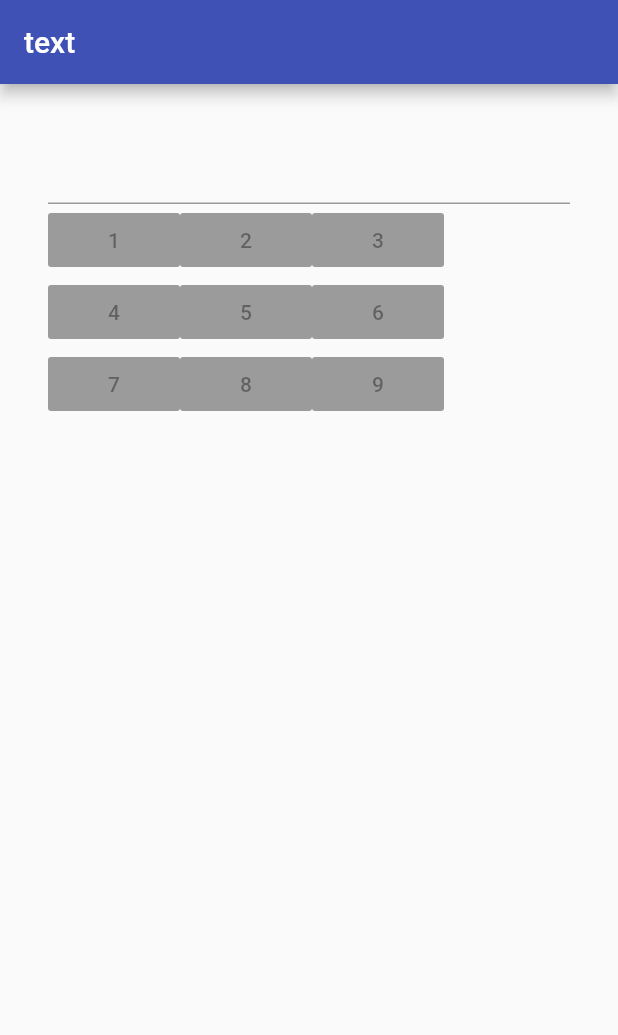
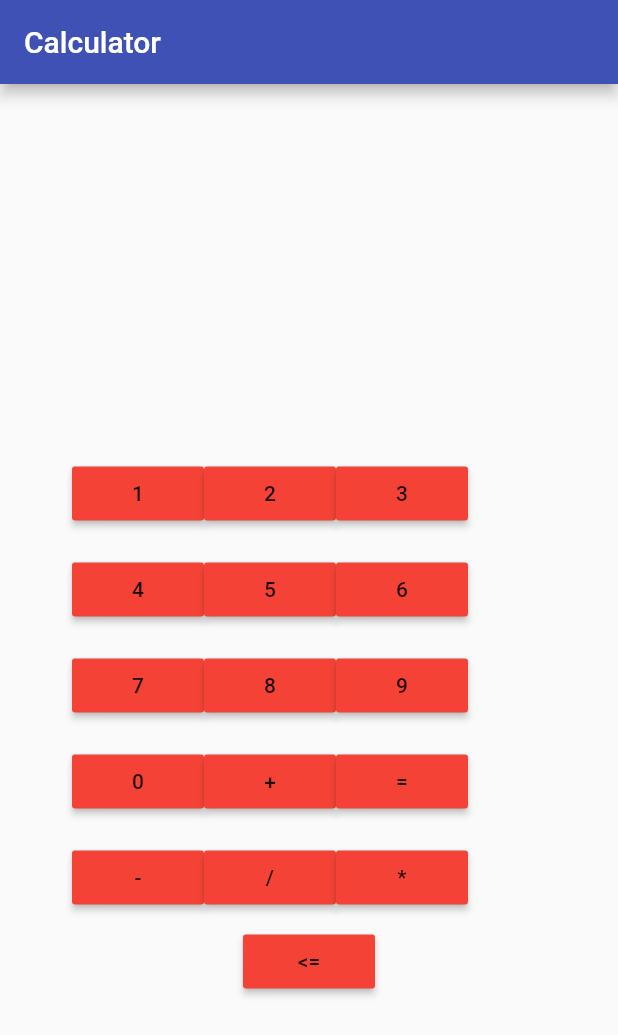
Before and after one commit to rj33536/Calculator, a Flutter app: the screen it shows after launch, on a phone screen of 412 x 824 dp. Shown: the top 1035 px of the screen. Run offline on Flutter 3.47's test engine with Material 2 defaults, Android fonts, the phone set to English and light mode, and no system bars.

Commit message:
added some basic calculator functionality.there are some bugs to fix

```diff
--- a/lib/main.dart
+++ b/lib/main.dart
@@ -22,79 +22,213 @@ class MyHomePage extends StatefulWidget {
 }
 
 class _MyHomePageState extends State<MyHomePage> {
+
+  String num1='';
+  String num2= '';
+  String sudoOutput='';
+  String output='';
+  String expression='';
+  bool isSecondNum=false;
+  void onNumberPressed(String c){
+    setState(() {
+          if(isSecondNum)
+          {
+           num2=num2+c;
+           output=num2;
+          }
+          else{
+            num1+=c;
+            output=num1;
+          }
+        });
+  }
+  void onExpressionPressed(String c){
+    isSecondNum=true;
+    expression=c;
+    sudoOutput=num1+expression;
+  }
+  void calculateOutput(){
+    //here will be the main logic for calculator
+    double out;
+    if(expression=='+')
+    out= double.parse(num1)+double.parse(num2);
+    if(expression=='-')
+    out= double.parse(num1)-double.parse(num2);
+    if(expression=='/')
+    out= double.parse(num1) / double.parse(num2);
+    if(expression=='*')
+    out= double.parse(num1)+double.parse(num2);
+    output='$out';
+    print(output);
+  }
+
+  void onDelete(){
+    if(isSecondNum)
+    num2 = num2.substring(0,num2.length-1);
+    else
+    num1 = num1.substring(0,num2.length-1);
+  }
   @override
   Widget build(BuildContext context) {
     return Scaffold(
       appBar: AppBar(
-        title: Text('text'),
+        title: Text('Calculator'),
       ),
       body: Container(
         padding: EdgeInsets.all(32.0),
         child: Center(
-          child: Column(
+          child: Container(
+            padding : EdgeInsets.all(8.0),
+            child:Column(
+              mainAxisAlignment: MainAxisAlignment.center,
             children: <Widget>[
-              new TextField(
-               keyboardType: TextInputType.number,
+              new Text(sudoOutput,
+             maxLines: 1,
+             style: new TextStyle(
+               fontSize: 25.0,
+             ),
               ),
-              new Row(
+              new Text(output,
+             maxLines: 1,
+             style: new TextStyle(
+               fontSize: 45.0,
+             ),
+              ),
+              new Container(
+                padding: EdgeInsets.all(8.0),
+                child: new Row(
                children: <Widget>[
                  new RaisedButton(
-                   onPressed: null,
+                   onPressed: ()=>onNumberPressed('1'),
                    child: new Text('1'),
                    color: Colors.red,
+                   padding: EdgeInsets.all(8.0),
+
                  ),
                  new RaisedButton(
-                   onPressed: null,
+                   onPressed: ()=>onNumberPressed('2'),
                    child: new Text('2'),
                    color: Colors.red,
+                   padding: EdgeInsets.all(8.0),
                  ),
                  new RaisedButton(
-                   onPressed: null,
+                   onPressed: ()=>onNumberPressed('3'),
                    child: new Text('3'),
                    color: Colors.red,
+                   padding: EdgeInsets.all(8.0),
                  ),
                ],
               ),
-              new Row(
+              ),
+              new Container(
+               padding: EdgeInsets.all(8.0),
+               child: new Row(
                children: <Widget>[
                  new RaisedButton(
-                   onPressed: null,
+                   onPressed: ()=>onNumberPressed('4'),
                    child: new Text('4'),
                    color: Colors.red,
+                   padding: EdgeInsets.all(8.0),
                  ),
                  new RaisedButton(
-                   onPressed: null,
+                   onPressed: ()=>onNumberPressed('5'),
                    child: new Text('5'),
                    color: Colors.red,
+                   padding: EdgeInsets.all(8.0),
                  ),
                  new RaisedButton(
-                   onPressed: null,
+                   onPressed: ()=>onNumberPressed('6'),
                    child: new Text('6'),
                    color: Colors.red,
+                   padding: EdgeInsets.all(8.0),
                  ),
                ],
               ),
-              new Row(
+              ),
+              new Container(
+                padding: EdgeInsets.all(8.0),
+                child: new Row(
                children: <Widget>[
                  new RaisedButton(
-                   onPressed: null,
+                   onPressed: ()=>onNumberPressed('7'),
                    child: new Text('7'),
                    color: Colors.red,
+                   padding: EdgeInsets.all(8.0),
                  ),
                  new RaisedButton(
-                   onPressed: null,
+                   onPressed: ()=>onNumberPressed('8'),
                    child: new Text('8'),
                    color: Colors.red,
+                   padding: EdgeInsets.all(8.0),
                  ),
                  new RaisedButton(
-                   onPressed: null,
+                   onPressed: ()=>onNumberPressed('9'),
                    child: new Text('9'),
                    color: Colors.red,
+                   padding: EdgeInsets.all(8.0),
                  ),
                ],
+              )
               ),
+              new Container(
+                padding: EdgeInsets.all(8.0),
+                child: new Row(
+               children: <Widget>[
+                 new RaisedButton(
+                   onPressed: ()=>onNumberPressed('0'),
+                   child: new Text('0'),
+                   color: Colors.red,
+                   padding: EdgeInsets.all(8.0),
+                 ),
+                 new RaisedButton(
+                   onPressed: ()=>onExpressionPressed('+'),
+                   child: new Text('+'),
+                   color: Colors.red,
+                   padding: EdgeInsets.all(8.0),
+                 ),
+                 new RaisedButton(
+                   onPressed:calculateOutput,
+                   child: new Text('='),
+                   color: Colors.red,
+                   padding: EdgeInsets.all(8.0),
+                 ),
+               ],
+              )
+              ),
+               new Container(
+                padding: EdgeInsets.all(8.0),
+                child: new Row(
+               children: <Widget>[
+                 new RaisedButton(
+                   onPressed: ()=>onExpressionPressed('-'),
+                   child: new Text('-'),
+                   color: Colors.red,
+                   padding: EdgeInsets.all(8.0),
+                 ),
+                 new RaisedButton(
+                   onPressed: ()=>onExpressionPressed('/'),
+                   child: new Text('/'),
+                   color: Colors.red,
+                   padding: EdgeInsets.all(8.0),
+                 ),
+                 new RaisedButton(
+                   onPressed:()=>onExpressionPressed('*'),
+                   child: new Text('*'),
+                   color: Colors.red,
+                   padding: EdgeInsets.all(8.0),
+                 ),
+               ],
+              )
+              ),
+              new RaisedButton(
+                   onPressed:()=>onDelete,
+                   child: new Text('<='),
+                   color: Colors.red,
+                   padding: EdgeInsets.all(8.0),
+                 ),
             ],
           ),
+          )
         ),
       ),
     );
```
